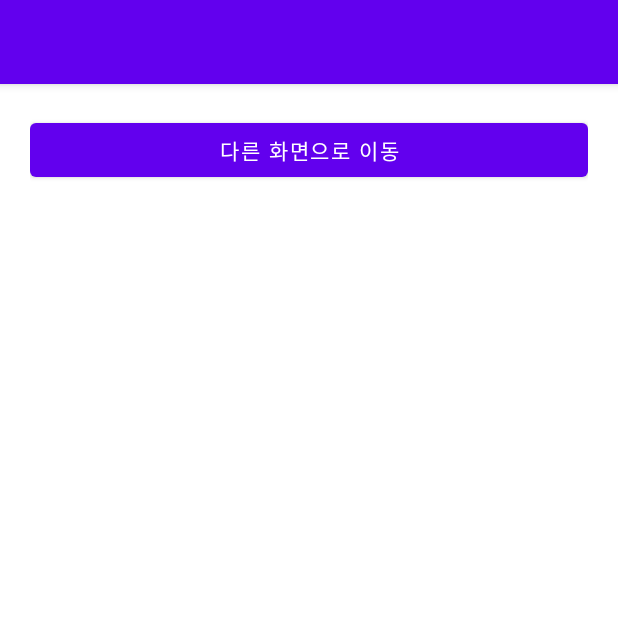
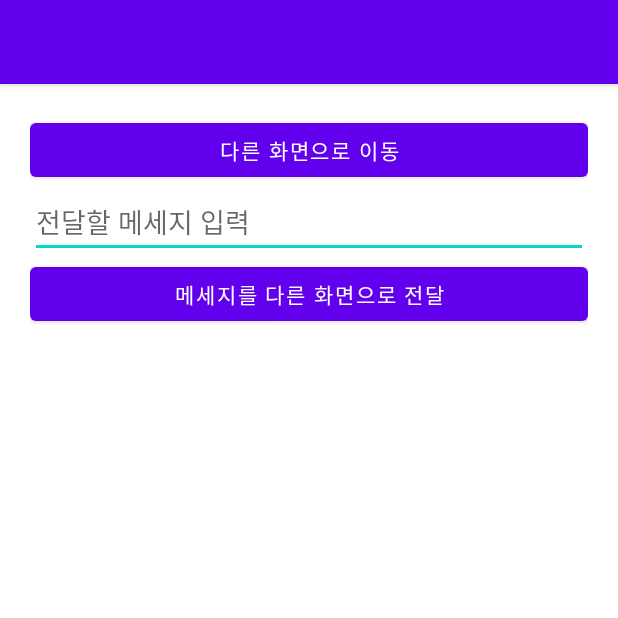
Before and after one commit to Eundding/AndroidStudy, an Android app: the screen it shows after launch (MainActivity), on a phone screen of 412 x 824 dp, the top half of it. Run offline under Robolectric (Android 15) with nearby library versions, the phone set to English and light mode, and no system bars.

Commit message:
data, activity Intent

```diff
--- a/Intent/app/src/main/java/com/eunjeong/intent/MainActivity.kt
+++ b/Intent/app/src/main/java/com/eunjeong/intent/MainActivity.kt
@@ -12,11 +12,20 @@ class MainActivity : AppCompatActivity() {
         viewBinding = ActivityMainBinding.inflate(layoutInflater)
         setContentView(viewBinding.root)
 
-        viewBinding.movieToOtherBtn.setOnClickListener {
+        viewBinding.moveToOtherBtn.setOnClickListener {
             //다른 화면으로 이동
             //Intent(출발지, 도착지)
             val myIntent = Intent(this, OtherActivity::class.java)
             startActivity(myIntent)
         }
+
+        viewBinding.messageMoveToOtherBtn.setOnClickListener {
+            val myIntent = Intent(this, MessageActivity::class.java)
+            //입력한 내용 변수에 저장
+            val inputMessage = viewBinding.messageEdt.text.toString()
+            // putExtra(데이터 이름표, 내용)
+            myIntent.putExtra("message", inputMessage)
+            startActivity(myIntent)
+        }
     }
 }
--- a/Intent/app/src/main/res/layout/activity_main.xml
+++ b/Intent/app/src/main/res/layout/activity_main.xml
@@ -9,10 +9,20 @@
     tools:context=".MainActivity">
 
     <Button
-        android:id="@+id/movieToOtherBtn"
+        android:id="@+id/moveToOtherBtn"
         android:layout_width="match_parent"
         android:layout_height="wrap_content"
         android:text="다른 화면으로 이동"/>
+    <EditText
+        android:id="@+id/messageEdt"
+        android:layout_width="match_parent"
+        android:layout_height="wrap_content"
+        android:hint="전달할 메세지 입력"/>
+    <Button
+        android:id="@+id/messageMoveToOtherBtn"
+        android:layout_width="match_parent"
+        android:layout_height="wrap_content"
+        android:text="메세지를 다른 화면으로 전달"/>
 
 
 </LinearLayout>
```
Also changed, not shown: Intent/app/src/main/AndroidManifest.xml (+7 -0 lines), Intent/app/src/main/java/com/eunjeong/intent/MessageActivity.kt (added, +19 -0 lines), Intent/app/src/main/res/layout/activity_message.xml (added, +19 -0 lines).
